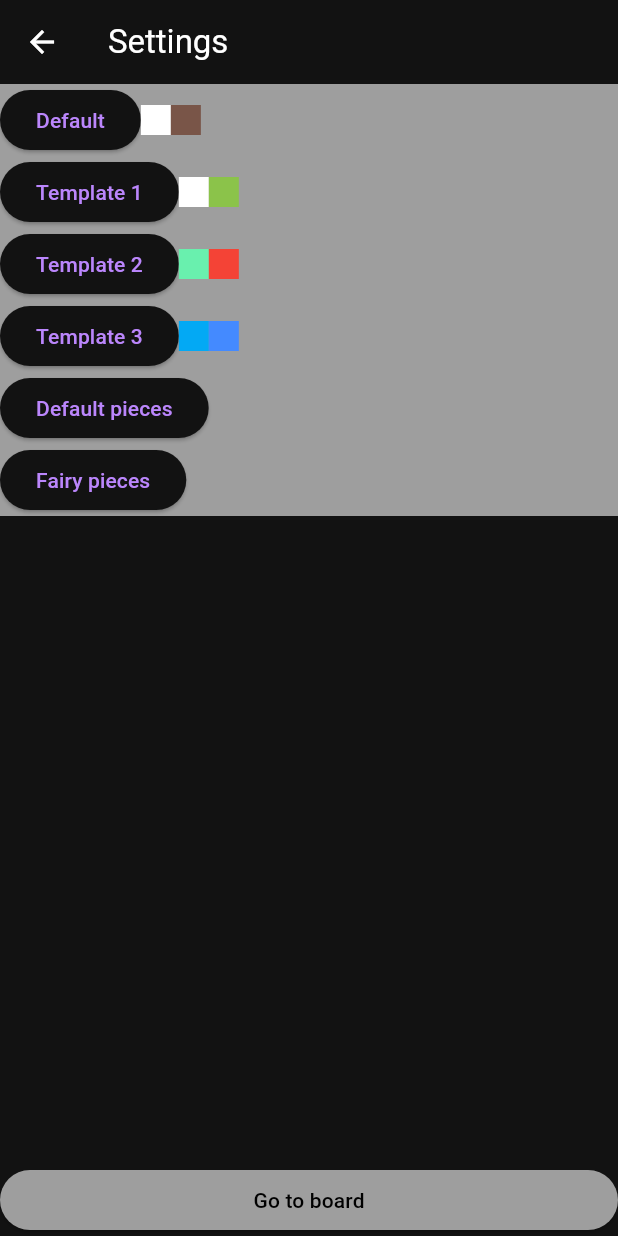
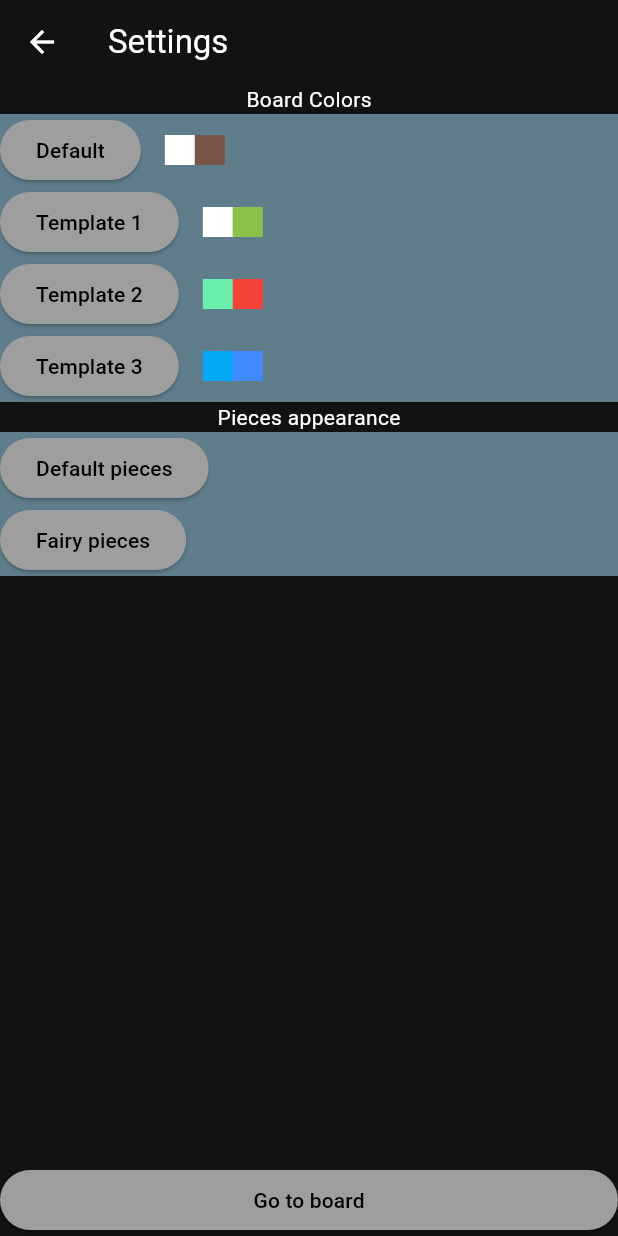
Before and after one commit to Korbielowski/chess-mobile-app, a Flutter app: the GameScreen screen opened directly, after a tap on the "settings" icon, on a phone screen of 412 x 824 dp. Run offline on Flutter 3.47's test engine with Material 3 defaults, Android fonts, the phone set to English and light mode, and no system bars; our stand-ins replace audioplayers, flutter_riverpod.

Commit message:
Update buttons and paddings and backgrounds

```diff
--- a/lib/game_screen.dart
+++ b/lib/game_screen.dart
@@ -28,7 +28,8 @@ class GameScreen extends ConsumerWidget {
     final tileSize = MediaQuery.of(context).size.width / 8;
     final game = ref.watch(gameProvider);
     return Scaffold(
-      bottomNavigationBar: Row(
+      bottomNavigationBar: SafeArea(
+        child: Row(
           children: [
             ElevatedButton(
               style: ElevatedButton.styleFrom(backgroundColor: Colors.grey),
@@ -49,11 +50,14 @@ class GameScreen extends ConsumerWidget {
                 );
               },
             ),
+            SizedBox(width: 16),
             ElevatedButton(
-            child: Text("Save game"),
+              style: ElevatedButton.styleFrom(backgroundColor: Colors.grey),
               onPressed: () => {_saveGameToFile(game)},
+              child: Text(style: TextStyle(color: Colors.black), "Save game"),
             ),
           ],
+        ),
       ),
       body: Column(
         mainAxisAlignment: MainAxisAlignment.center,
--- a/lib/settings_screen.dart
+++ b/lib/settings_screen.dart
@@ -22,9 +22,13 @@ class SettingsScreen extends StatelessWidget {
   Widget build(BuildContext context) {
     return Scaffold(
       appBar: AppBar(title: const Text('Settings')),
-      bottomNavigationBar: ElevatedButton(
+      bottomNavigationBar: SafeArea(
+        child: ElevatedButton(
           style: ElevatedButton.styleFrom(backgroundColor: Colors.grey),
-        child: const Text(style: TextStyle(color: Colors.black), 'Go to board'),
+          child: const Text(
+            style: TextStyle(color: Colors.black),
+            'Go to board',
+          ),
           onPressed: () {
             Navigator.pushReplacement(
               context,
@@ -40,19 +44,23 @@ class SettingsScreen extends StatelessWidget {
             );
           },
         ),
+      ),
       body: Column(
         children: [
+          Text("Board Colors"),
           Container(
-            color: Colors.grey,
+            color: Colors.blueGrey,
             child: Row(
               children: [
                 ElevatedButton(
+                  style: ElevatedButton.styleFrom(backgroundColor: Colors.grey),
                   onPressed: () {
                     lightSquaresColor = Colors.white;
                     darkSquaresColor = Colors.brown;
                   },
-                  child: Text("Default"),
+                  child: Text(style: TextStyle(color: Colors.black), "Default"),
                 ),
+                SizedBox(width: 16),
                 ColoredBox(
                   color: Colors.white,
                   child: SizedBox(width: 20, height: 20),
@@ -65,16 +73,21 @@ class SettingsScreen extends StatelessWidget {
             ),
           ),
           Container(
-            color: Colors.grey,
+            color: Colors.blueGrey,
             child: Row(
               children: [
                 ElevatedButton(
+                  style: ElevatedButton.styleFrom(backgroundColor: Colors.grey),
                   onPressed: () {
                     lightSquaresColor = Colors.white;
                     darkSquaresColor = Colors.lightGreen;
                   },
-                  child: Text("Template 1"),
+                  child: Text(
+                    style: TextStyle(color: Colors.black),
+                    "Template 1",
                   ),
+                ),
+                SizedBox(width: 16),
                 ColoredBox(
                   color: Colors.white,
                   child: SizedBox(width: 20, height: 20),
@@ -87,16 +100,21 @@ class SettingsScreen extends StatelessWidget {
             ),
           ),
           Container(
-            color: Colors.grey,
+            color: Colors.blueGrey,
             child: Row(
               children: [
                 ElevatedButton(
+                  style: ElevatedButton.styleFrom(backgroundColor: Colors.grey),
                   onPressed: () {
                     lightSquaresColor = Colors.greenAccent;
                     darkSquaresColor = Colors.red;
                   },
-                  child: Text("Template 2"),
+                  child: Text(
+                    style: TextStyle(color: Colors.black),
+                    "Template 2",
                   ),
+                ),
+                SizedBox(width: 16),
                 ColoredBox(
                   color: Colors.greenAccent,
                   child: SizedBox(width: 20, height: 20),
@@ -109,16 +127,21 @@ class SettingsScreen extends StatelessWidget {
             ),
           ),
           Container(
-            color: Colors.grey,
+            color: Colors.blueGrey,
             child: Row(
               children: [
                 ElevatedButton(
+                  style: ElevatedButton.styleFrom(backgroundColor: Colors.grey),
                   onPressed: () {
                     lightSquaresColor = Colors.lightBlue;
                     darkSquaresColor = Colors.blueAccent;
                   },
-                  child: Text("Template 3"),
+                  child: Text(
+                    style: TextStyle(color: Colors.black),
+                    "Template 3",
                   ),
+                ),
+                SizedBox(width: 16),
                 ColoredBox(
                   color: Colors.lightBlue,
                   child: SizedBox(width: 20, height: 20),
@@ -130,28 +153,37 @@ class SettingsScreen extends StatelessWidget {
               ],
             ),
           ),
+          Text("Pieces appearance"),
           Container(
-            color: Colors.grey,
+            color: Colors.blueGrey,
             child: Row(
               children: [
                 ElevatedButton(
+                  style: ElevatedButton.styleFrom(backgroundColor: Colors.grey),
                   onPressed: () {
                     game.updatePieceAssets("normal_pieces");
                   },
-                  child: Text("Default pieces"),
+                  child: Text(
+                    style: TextStyle(color: Colors.black),
+                    "Default pieces",
+                  ),
                 ),
               ],
             ),
           ),
           Container(
-            color: Colors.grey,
+            color: Colors.blueGrey,
             child: Row(
               children: [
                 ElevatedButton(
+                  style: ElevatedButton.styleFrom(backgroundColor: Colors.grey),
                   onPressed: () {
                     game.updatePieceAssets("fairy_pieces");
                   },
-                  child: Text("Fairy pieces"),
+                  child: Text(
+                    style: TextStyle(color: Colors.black),
+                    "Fairy pieces",
+                  ),
                 ),
               ],
             ),
```
Lines whose indentation alone changed are shown as unchanged.
